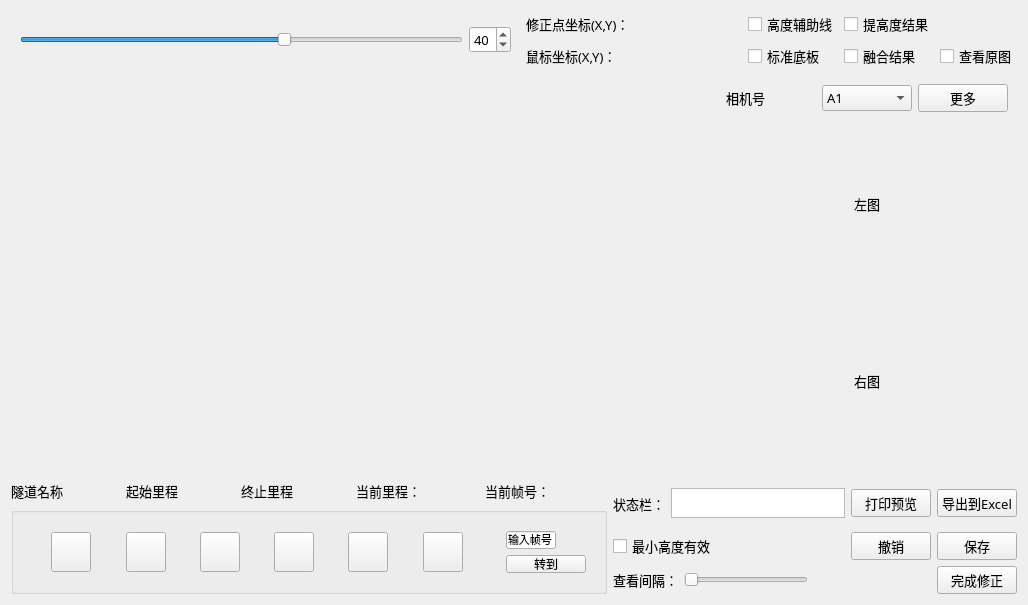
The window that v1.0/module/lz_client_main/src/gui/correct_clearance.ui (fanxiang090909/Railway-Tunnel-Construction-Dlearance-Measure-LanZhou) describes before a commit, drawn with Qt 5.
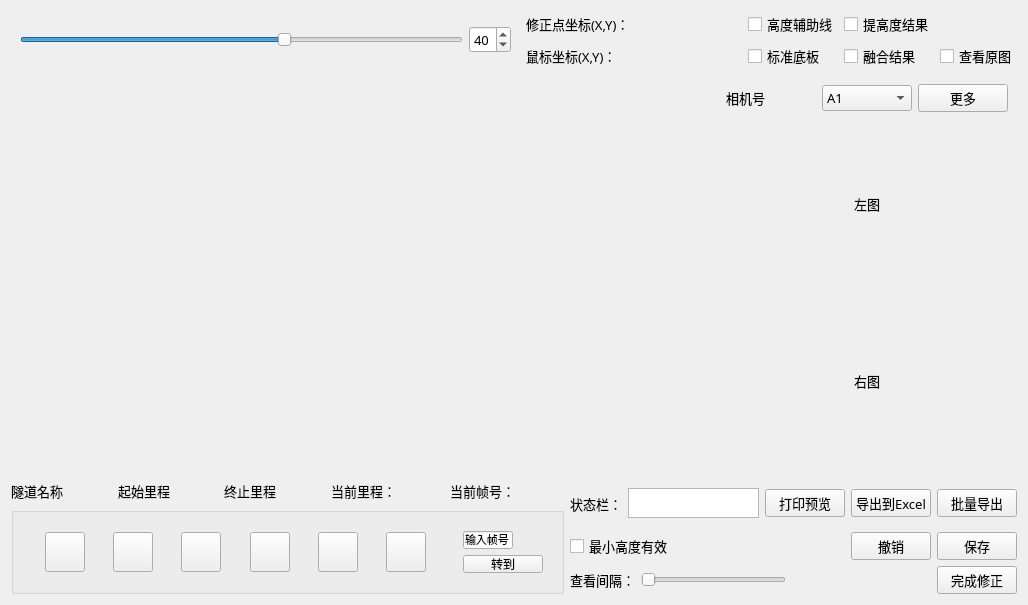
The same window after the commit. Icons and pictures are not drawn.

What changed in the file:
```diff
--- a/v1.0/module/lz_client_main/src/gui/correct_clearance.ui
+++ b/v1.0/module/lz_client_main/src/gui/correct_clearance.ui
@@ -488,6 +488,17 @@
          </property>
         </widget>
        </item>
+       <item>
+        <widget class="QPushButton" name="excelOutputAllSectionsButton">
+         <property name="text">
+          <string>批量导出</string>
+         </property>
+         <property name="icon">
+          <iconset resource="../../resource/icons.qrc">
+           <normaloff>:/image/export.png</normaloff>:/image/export.png</iconset>
+         </property>
+        </widget>
+       </item>
       </layout>
      </item>
      <item row="0" column="0">
```
